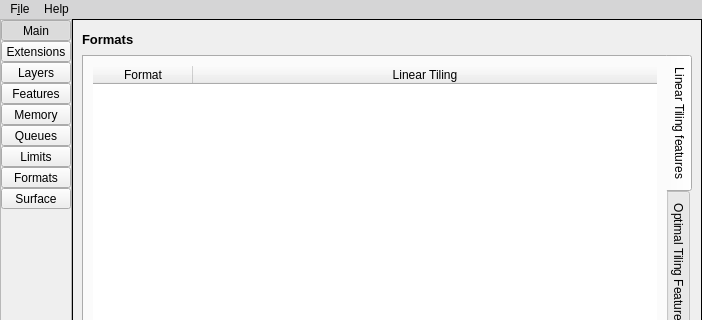
First picture: the form in src/vk_capabilities_main_window.ui, repository kuumies/vulkan_capabilities, before the edit; both pictures show x 0 to 702 and y 0 to 320 of the 702 by 820 pixel window.
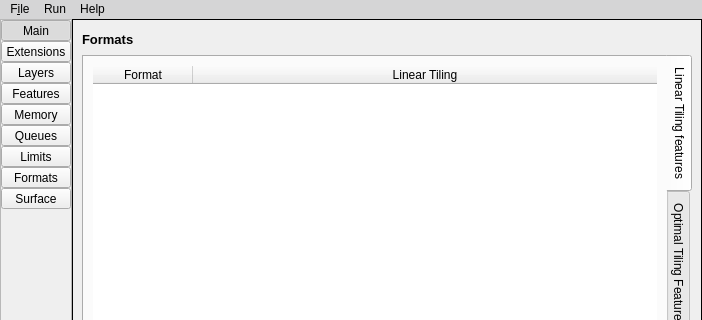
Second picture: the form after the edit. Icons and pictures are not drawn.

Diff of the .ui file:
```diff
--- a/src/vk_capabilities_main_window.ui
+++ b/src/vk_capabilities_main_window.ui
@@ -1694,7 +1694,14 @@
     </property>
     <addaction name="actionAbout"/>
    </widget>
+   <widget class="QMenu" name="menuRun">
+    <property name="title">
+     <string>Run</string>
+    </property>
+    <addaction name="actionDeviceTest"/>
+   </widget>
    <addaction name="menuFile"/>
+   <addaction name="menuRun"/>
    <addaction name="menuHelp"/>
   </widget>
   <action name="actionExit">
```
Left out of the diff: 8 changed lines with no effect on the pictures.
